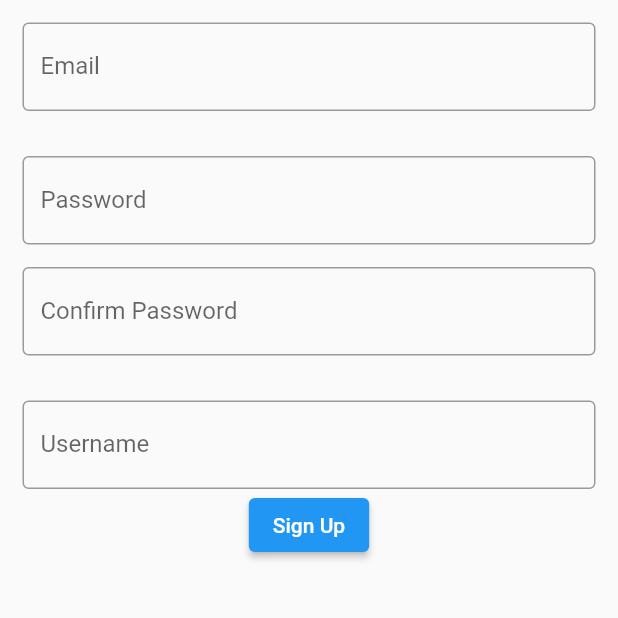
After one commit to AkashiOP/firebasetest, a Flutter app: the SignUp screen opened directly, after a tap on "Sign Up", on a phone screen of 412 x 824 dp, the top half of it. The commit adds this screen. Run offline on Flutter 3.47's test engine with Material 2 defaults, Android fonts, the phone set to English and light mode, and no system bars; our stand-ins replace firebase_auth, firebase_core, google_sign_in; accounts and stored records are empty; network calls fail.

Commit message:
functionality achieved

```diff
--- a/lib/authentication.dart
+++ b/lib/authentication.dart
@@ -88,4 +88,6 @@ class Authentication {
     ),
   );
   }
+
+
 }
--- /dev/null
+++ b/lib/signup.dart
@@ -0,0 +1,89 @@
+import 'package:firebase_auth/firebase_auth.dart';
+import 'package:firebasetest/user_info_screen.dart';
+import 'package:flutter/material.dart';
+
+class SignUp extends StatelessWidget {
+  final emailController = TextEditingController();
+  final passController = TextEditingController();
+  final uidController = TextEditingController();
+  final repassController = TextEditingController();
+  @override
+  Widget build(BuildContext context) {
+    return Scaffold(
+      body: SingleChildScrollView(
+        scrollDirection: Axis.vertical,
+        child: Column(
+          children: <Widget>[
+            Padding(
+              //padding: const EdgeInsets.only(left:15.0,right: 15.0,top:0,bottom: 0),
+              padding: EdgeInsets.symmetric(horizontal: 15,vertical: 15),
+              child: TextField(
+                controller: emailController,
+                decoration: InputDecoration(
+                    border: OutlineInputBorder(),
+                    labelText: 'Email',
+                    hintText: 'abc@gmail.com'),
+              ),
+            ),
+            Padding(
+              padding: const EdgeInsets.only(
+                  left: 15.0, right: 15.0, top: 15, bottom: 0),
+              //padding: EdgeInsets.symmetric(horizontal: 15),
+              child: TextField(
+                controller: passController,
+                obscureText: true,
+                decoration: InputDecoration(
+                    border: OutlineInputBorder(),
+                    labelText: 'Password',
+                    hintText: 'Password'),
+              ),
+            ),
+            Padding(
+              //padding: const EdgeInsets.only(left:15.0,right: 15.0,top:0,bottom: 0),
+              padding: EdgeInsets.symmetric(horizontal: 15,vertical: 15),
+              child: TextField(
+                controller: repassController,
+                decoration: InputDecoration(
+                    border: OutlineInputBorder(),
+                    labelText: 'Confirm Password',
+                    hintText: 'Confirm Password'),
+              ),
+            ),
+            Padding(
+              padding: const EdgeInsets.only(
+                  left: 15.0, right: 15.0, top: 15, bottom: 0),
+              //padding: EdgeInsets.symmetric(horizontal: 15),
+              child: TextField(
+                controller: uidController,
+                obscureText: true,
+                decoration: InputDecoration(
+                    border: OutlineInputBorder(),
+                    labelText: 'Username',
+                    hintText: 'Username'),
+              ),
+            ),
+            ElevatedButton(onPressed: () async {
+              FirebaseAuth auth = FirebaseAuth.instance;
+                Future<UserCredential> _user = auth.createUserWithEmailAndPassword(
+                  email: emailController.text, password: repassController.text
+                );
+                UserCredential __user = await auth.signInWithEmailAndPassword(email: emailController.text, password: repassController.text);
+                User? user = __user.user;
+
+            if (user != null) {
+              Navigator.of(context).pushReplacement(
+                MaterialPageRoute(
+                  builder: (context) => UserInfoScreen(
+                  user: user,
+                  ),
+                ),
+              );
+            }
+            }, child: Text('Sign Up')),
+          ],
+        ),
+      ),
+
+    );
+  }
+}
```
Also changed, not shown: lib/login.dart (+64 -3 lines), lib/user_info_screen.dart (+3 -11 lines).
